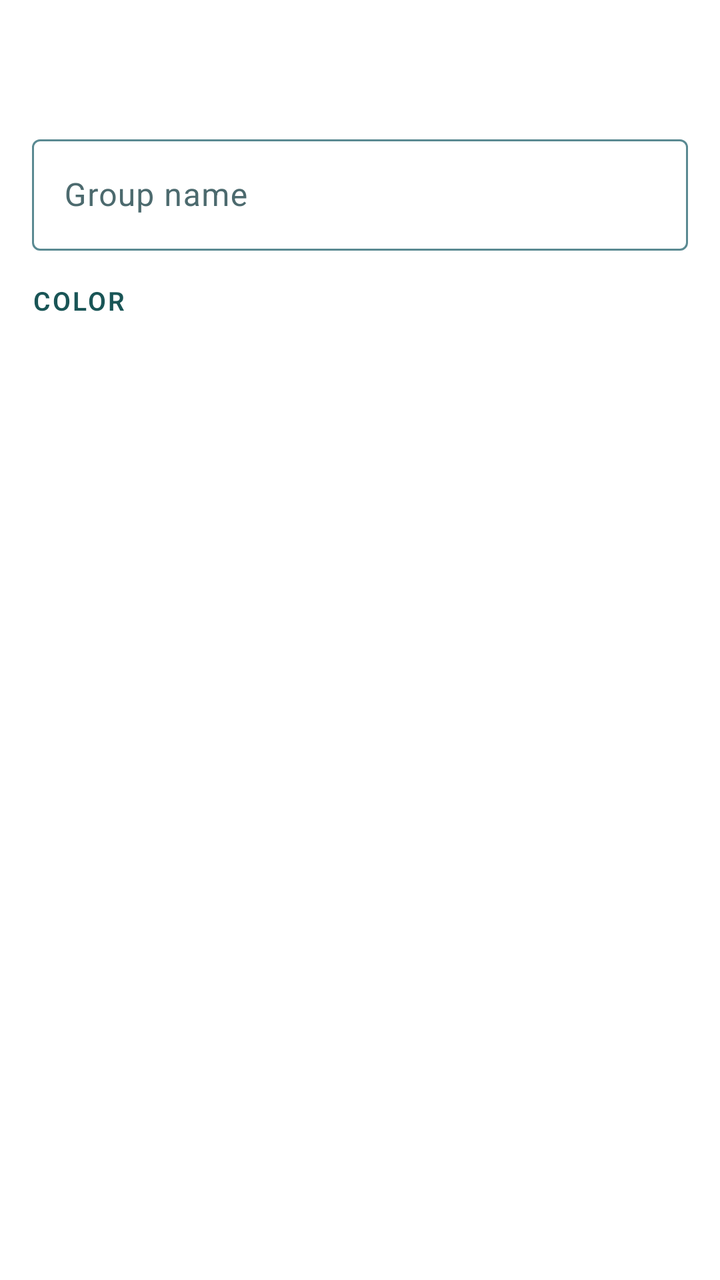
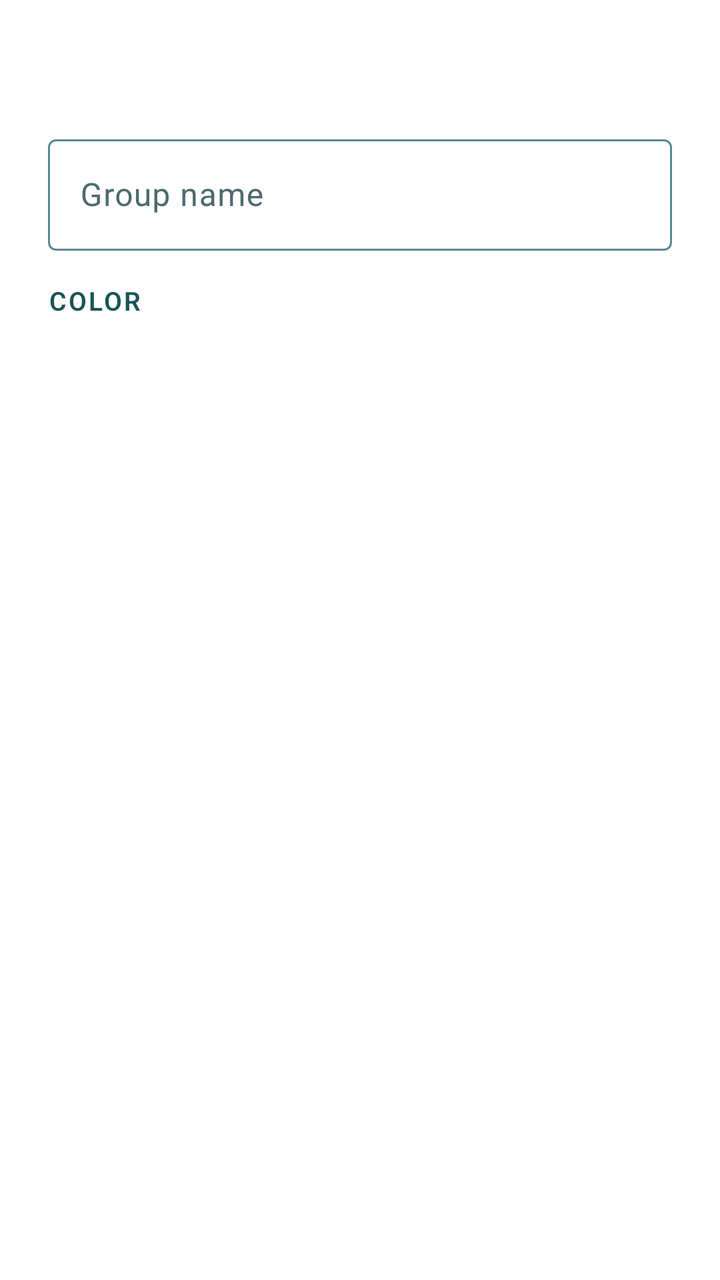

Two renders of the same Android screen: before a commit and after it. Below are the layout's source before the change and the commit's diff.
<!-- AndroidManifest.xml: application theme Theme.FriendMinder -->
<!-- res/layout/dialog_group_edit.xml -->
<?xml version="1.0" encoding="utf-8"?>
<LinearLayout xmlns:android="http://schemas.android.com/apk/res/android"
    xmlns:app="http://schemas.android.com/apk/res-auto"
    android:layout_width="match_parent"
    android:layout_height="wrap_content"
    android:orientation="vertical"
    android:padding="@dimen/fm_space_4">

    
    <TextView
        android:id="@+id/dialogTitle"
        android:layout_width="match_parent"
        android:layout_height="wrap_content"
        android:layout_marginBottom="@dimen/fm_space_4"
        android:textAppearance="?attr/textAppearanceHeadlineSmall" />

    <com.google.android.material.textfield.TextInputLayout
        android:layout_width="match_parent"
        android:layout_height="wrap_content"
        android:hint="@string/hint_group_name">

        <com.google.android.material.textfield.TextInputEditText
            android:id="@+id/nameInput"
            android:layout_width="match_parent"
            android:layout_height="wrap_content"
            android:minHeight="48dp"
            android:inputType="textCapWords" />
    </com.google.android.material.textfield.TextInputLayout>

    <TextView
        android:layout_width="match_parent"
        android:layout_height="wrap_content"
        android:layout_marginTop="@dimen/fm_space_4"
        android:text="@string/label_group_color"
        android:textAppearance="@style/TextAppearance.FM.SectionLabel" />

    <HorizontalScrollView
        android:layout_width="match_parent"
        android:layout_height="wrap_content"
        android:scrollbars="none"
        android:layout_marginTop="@dimen/fm_space_2">

        <LinearLayout
            android:id="@+id/colorSwatchContainer"
            android:layout_width="wrap_content"
            android:layout_height="wrap_content"
            android:orientation="horizontal" />
    </HorizontalScrollView>

    
    <LinearLayout
        android:layout_width="match_parent"
        android:layout_height="wrap_content"
        android:orientation="horizontal"
        android:gravity="end"
        android:layout_marginTop="@dimen/fm_space_6">

        <Button
            android:id="@+id/saveButton"
            style="@style/Widget.Material3.Button"
            android:layout_width="wrap_content"
            android:layout_height="wrap_content" />
    </LinearLayout>
</LinearLayout>
<!-- resources referenced by this layout -->
<resources>
  <dimen name="fm_space_2">8dp</dimen>
  <dimen name="fm_space_4">16dp</dimen>
  <dimen name="fm_space_6">24dp</dimen>
  <string name="hint_group_name">Group name</string>
  <string name="label_group_color">Color</string>
  <style name="TextAppearance.FM.SectionLabel" parent="TextAppearance.Material3.LabelLarge">
          <item name="android:textSize">13sp</item>
          <item name="android:textColor">@color/fm_heading</item>
          <item name="android:textAllCaps">true</item>
          <item name="android:letterSpacing">0.08</item>
          <item name="android:fontFamily">sans-serif</item>
          <item name="android:textStyle">bold</item>
          <item name="android:textFontWeight" tools:targetApi="28">600</item>
          <item name="lineHeight">16sp</item>
      </style>
  <color name="fm_heading">#195556</color>
  <color name="fm_primary">#1F817D</color>
  <color name="fm_on_primary">#FFFFFF</color>
  <color name="fm_primary_container">#B0E8E6</color>
  <color name="fm_on_primary_container">#195556</color>
  <color name="fm_secondary">#5ABBEB</color>
  <color name="fm_on_secondary">#0A2E31</color>
  <color name="fm_secondary_container">#D6EBF8</color>
  <color name="fm_on_secondary_container">#0A2E31</color>
  <color name="fm_surface">#FFFFFF</color>
  <color name="fm_ink">#1B2E30</color>
  <color name="fm_surface_variant">#D3E9F4</color>
  <color name="fm_ink_dim">#4C6A6E</color>
  <color name="fm_outline">#5A8A92</color>
  <color name="fm_divider">#CFE7EA</color>
  <color name="fm_error">#B3261E</color>
  <color name="fm_error_container">#F9DEDC</color>
  <color name="fm_on_error_container">#410E0B</color>
  <color name="fm_surface_sunken">#EFF8FA</color>
  <style name="ThemeOverlay.FriendMinder.BottomSheetDialog" parent="ThemeOverlay.Material3.BottomSheetDialog">
          <item name="bottomSheetStyle">@style/Widget.FriendMinder.BottomSheet.Modal</item>
      </style>
  <style name="ThemeOverlay.FriendMinder.MaterialAlertDialog" parent="ThemeOverlay.Material3.MaterialAlertDialog">
          <item name="colorSurface">@color/fm_surface</item>
          <item name="colorSurfaceContainerHigh">@color/fm_surface</item>
          <item name="backgroundTint">@color/fm_surface</item>
      </style>
  <style name="Widget.FriendMinder.BottomSheet.Modal" parent="Widget.Material3.BottomSheet.Modal">
          <item name="backgroundTint">@color/fm_surface</item>
      </style>
  <!-- unchanged entries left out for length: 1 -->
</resources>

<!-- the commit's change to res/layout/dialog_group_edit.xml (unified diff, before → after) -->
@@ -4,7 +4,10 @@
     android:layout_width="match_parent"
     android:layout_height="wrap_content"
     android:orientation="vertical"
-    android:padding="@dimen/fm_space_4">
+    android:paddingStart="@dimen/fm_gutter"
+    android:paddingTop="@dimen/fm_space_4"
+    android:paddingEnd="@dimen/fm_gutter"
+    android:paddingBottom="@dimen/fm_space_4">
 
     
     <TextView
<!-- resource entries referenced after the edit -->
@@ -1,5 +1,6 @@
 <!-- resources referenced by this layout -->
 <resources>
+  <dimen name="fm_gutter">24dp</dimen>
   <dimen name="fm_space_2">8dp</dimen>
   <dimen name="fm_space_4">16dp</dimen>
   <dimen name="fm_space_6">24dp</dimen>
